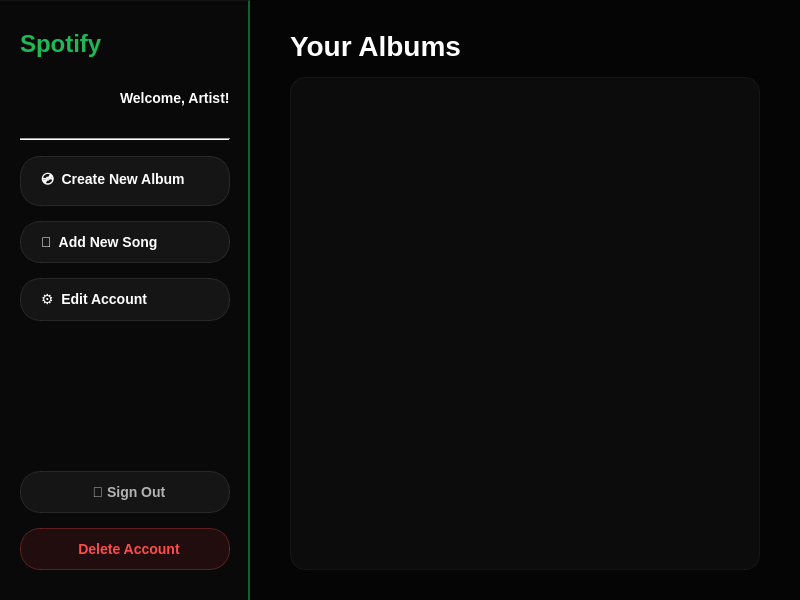
First picture: the form in artistwindow.ui, repository JackyJa/Spotify-Project, before the edit.
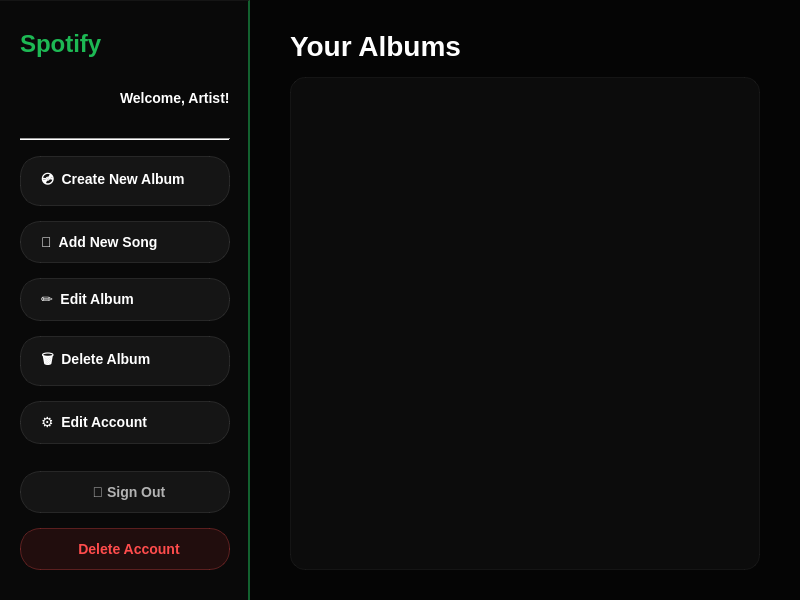
Second picture: the form after the edit.

Commit message: Feature: Add Edit and Delete album functionality for artists

```diff
--- a/artistwindow.ui
+++ b/artistwindow.ui
@@ -188,6 +188,8 @@
          </property>
         </widget>
        </item>
+	   <item><widget class="QPushButton" name="btnEditAlbum"><property name="text"><string>✏️  Edit Album</string></property></widget></item>
+       <item><widget class="QPushButton" name="btnDeleteAlbum"><property name="text"><string>🗑️  Delete Album</string></property></widget></item>
        <item>
         <widget class="QPushButton" name="btnEditAccount">
          <property name="text">
```
The commit also changes 5 other files.
